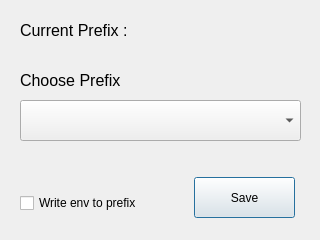
Qt form pybombsgui/designer/prefix_chooser.ui (NinjaComics/pybombs-qtgui) before a commit.
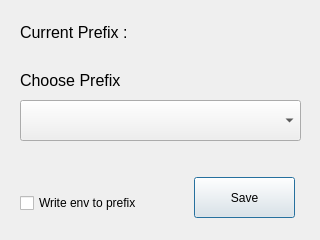
The same form after that commit.

What changed in the file:
```diff
--- a/pybombsgui/designer/prefix_chooser.ui
+++ b/pybombsgui/designer/prefix_chooser.ui
@@ -62,8 +62,8 @@
     <rect>
      <x>20</x>
      <y>20</y>
-     <width>111</width>
-     <height>20</height>
+     <width>115</width>
+     <height>25</height>
     </rect>
    </property>
    <property name="font">
@@ -78,10 +78,10 @@
   <widget class="QLabel" name="label_3">
    <property name="geometry">
     <rect>
-     <x>140</x>
+     <x>150</x>
      <y>20</y>
-     <width>151</width>
-     <height>31</height>
+     <width>150</width>
+     <height>25</height>
     </rect>
    </property>
    <property name="font">
```
